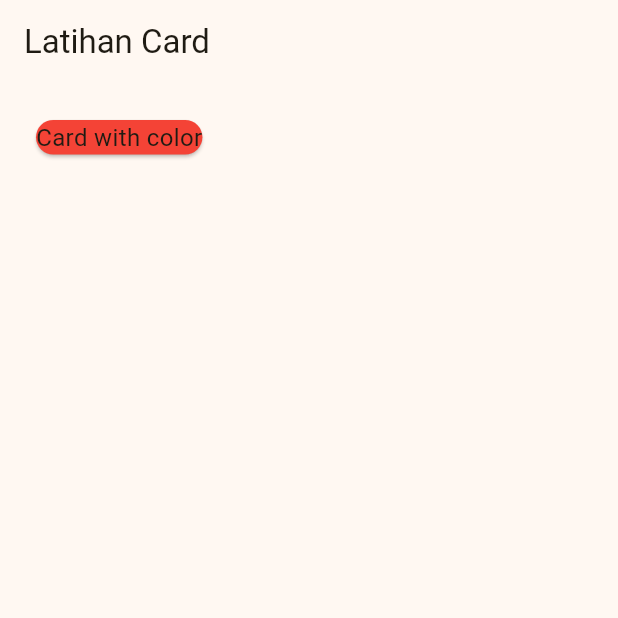
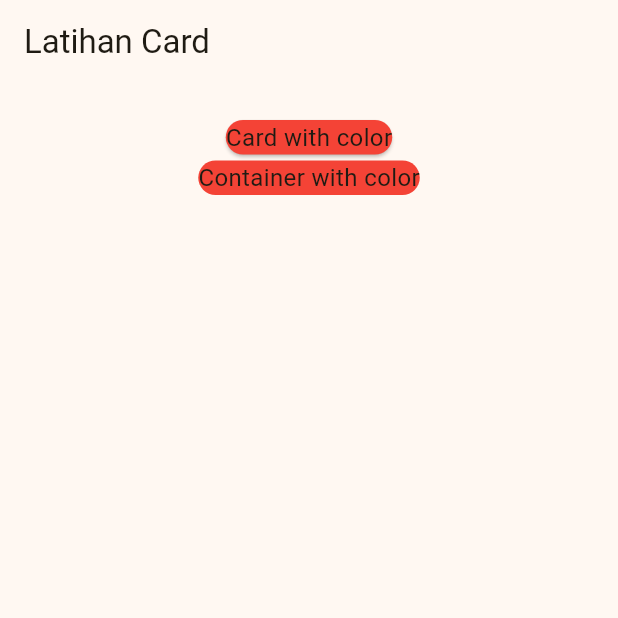
Before and after one commit to annddvaa/Tugas_week_8_1123150164, a Flutter app: the screen it shows after launch, on a phone screen of 412 x 824 dp, the top half of it. Run offline on Flutter 3.47's test engine with Material 3 defaults, Android fonts, the phone set to English and light mode, and no system bars.

Commit message:
membuat container dengan decoration warna merah

```diff
--- a/lib/pages/latihancard.dart
+++ b/lib/pages/latihancard.dart
@@ -8,14 +8,25 @@ class Latihancard extends StatelessWidget {
     return Scaffold(
       appBar: AppBar(title: const Text("Latihan Card"), actions: const []),
       body: SingleChildScrollView(
+        child: Center(
           child: Container(
             padding: const EdgeInsets.all(20.0),
-          child: const Column(
+            child: Column(
               children: [
-              Card(
+                const Card(
                   color: Colors.red,
                   child: Text(
                     "Card with color",
+                    style: TextStyle(fontSize: 16.0),
+                  ),
+                ),
+                Container(
+                  decoration: BoxDecoration(
+                    borderRadius: BorderRadius.circular(12.0),
+                    color: Colors.red,
+                  ),
+                  child: const Text(
+                    "Container with color",
                     style: TextStyle(fontSize: 16.0),
                   ),
                 ),
@@ -23,6 +34,7 @@ class Latihancard extends StatelessWidget {
             ),
           ),
         ),
+      ),
     );
   }
 }
```
Lines whose indentation alone changed are shown as unchanged.
